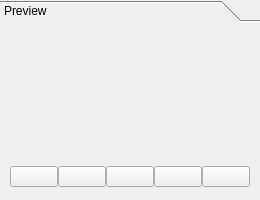
The window that Widgets/PreviewWidget.ui (CasparCG/client) describes before a commit, drawn with Qt 5.
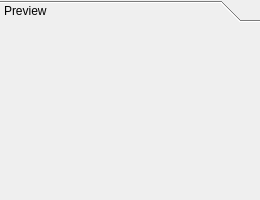
The same window after the commit. Icons and pictures are not drawn.

Commit message: - FIX: Open rundowns containing mixer opacity item crash the client. - NEW: Added support for CasparCG 2.0.4 master volume feature. - NEW: Added support for CasparCG 2.0.4 thumbnail feature.

```diff
--- a/Widgets/PreviewWidget.ui
+++ b/Widgets/PreviewWidget.ui
@@ -34,26 +34,26 @@
         <x>0</x>
         <y>0</y>
         <width>260</width>
-        <height>176</height>
+        <height>179</height>
        </rect>
       </property>
       <attribute name="label">
        <string>Preview</string>
       </attribute>
-      <widget class="QLabel" name="labelLogo">
-       <property name="geometry">
-        <rect>
-         <x>65</x>
-         <y>10</y>
-         <width>131</width>
-         <height>131</height>
-        </rect>
-       </property>
-       <property name="text">
-        <string/>
-       </property>
-       <property name="pixmap">
-        <pixmap resource="Resource.qrc">:/Graphics/Images/Video.png</pixmap>
+      <layout class="QGridLayout" name="gridLayout">
+       <item row="1" column="1">
+        <widget class="QLabel" name="labelThumbnail">
+         <property name="minimumSize">
+          <size>
+           <width>228</width>
+           <height>128</height>
+          </size>
+         </property>
+         <property name="maximumSize">
+          <size>
+           <width>228</width>
+           <height>128</height>
+          </size>
        </property>
        <property name="scaledContents">
         <bool>true</bool>
@@ -62,118 +62,62 @@
         <set>Qt::AlignCenter</set>
        </property>
       </widget>
-      <widget class="QWidget" name="widgetVideo" native="true">
-       <property name="geometry">
-        <rect>
-         <x>0</x>
-         <y>0</y>
-         <width>260</width>
-         <height>134</height>
-        </rect>
-       </property>
-       <property name="sizePolicy">
-        <sizepolicy hsizetype="Preferred" vsizetype="Preferred">
-         <horstretch>0</horstretch>
-         <verstretch>0</verstretch>
-        </sizepolicy>
-       </property>
-      </widget>
-      <widget class="QWidget" name="layoutWidget">
-       <property name="geometry">
-        <rect>
-         <x>10</x>
-         <y>144</y>
-         <width>240</width>
-         <height>21</height>
-        </rect>
-       </property>
-       <layout class="QHBoxLayout" name="horizontalLayout">
-        <property name="spacing">
-         <number>0</number>
-        </property>
-        <property name="sizeConstraint">
-         <enum>QLayout::SetDefaultConstraint</enum>
-        </property>
-        <item>
-         <widget class="QPushButton" name="pushButtonFastRewindStart">
-          <property name="focusPolicy">
-           <enum>Qt::NoFocus</enum>
-          </property>
-          <property name="text">
-           <string/>
-          </property>
-          <property name="icon">
-           <iconset resource="Resource.qrc">
-            <normaloff>:/Graphics/Images/FastRewindStart.png</normaloff>:/Graphics/Images/FastRewindStart.png</iconset>
-          </property>
-         </widget>
-        </item>
-        <item>
-         <widget class="QPushButton" name="pushButtonFastRewind">
-          <property name="focusPolicy">
-           <enum>Qt::NoFocus</enum>
-          </property>
-          <property name="text">
-           <string/>
-          </property>
-          <property name="icon">
-           <iconset resource="Resource.qrc">
-            <normaloff>:/Graphics/Images/FastRewind.png</normaloff>:/Graphics/Images/FastRewind.png</iconset>
-          </property>
-         </widget>
-        </item>
-        <item>
-         <widget class="QPushButton" name="pushButtonPlay">
-          <property name="minimumSize">
+       </item>
+       <item row="1" column="0">
+        <spacer name="horizontalSpacerLeft">
+         <property name="orientation">
+          <enum>Qt::Horizontal</enum>
+         </property>
+         <property name="sizeHint" stdset="0">
+          <size>
+           <width>10</width>
+           <height>20</height>
+          </size>
+         </property>
+        </spacer>
+       </item>
+       <item row="1" column="2">
+        <spacer name="horizontalSpacerRight">
+         <property name="orientation">
+          <enum>Qt::Horizontal</enum>
+         </property>
+         <property name="sizeHint" stdset="0">
            <size>
-            <width>0</width>
-            <height>0</height>
-           </size>
-          </property>
-          <property name="focusPolicy">
-           <enum>Qt::NoFocus</enum>
-          </property>
-          <property name="text">
-           <string/>
-          </property>
-          <property name="icon">
-           <iconset resource="Resource.qrc">
-            <normaloff>:/Graphics/Images/Play.png</normaloff>:/Graphics/Images/Play.png</iconset>
-          </property>
-         </widget>
-        </item>
-        <item>
-         <widget class="QPushButton" name="pushButtonFastForward">
-          <property name="focusPolicy">
-           <enum>Qt::NoFocus</enum>
-          </property>
-          <property name="text">
-           <string/>
-          </property>
-          <property name="icon">
-           <iconset resource="Resource.qrc">
-            <normaloff>:/Graphics/Images/FastForward.png</normaloff>:/Graphics/Images/FastForward.png</iconset>
-          </property>
-         </widget>
-        </item>
-        <item>
-         <widget class="QPushButton" name="pushButtonFastForwardEnd">
-          <property name="focusPolicy">
-           <enum>Qt::NoFocus</enum>
-          </property>
-          <property name="text">
-           <string/>
-          </property>
-          <property name="icon">
-           <iconset resource="Resource.qrc">
-            <normaloff>:/Graphics/Images/FastForwardEnd.png</normaloff>:/Graphics/Images/FastForwardEnd.png</iconset>
-          </property>
-         </widget>
+           <width>10</width>
+           <height>10</height>
+          </size>
+         </property>
+        </spacer>
+       </item>
+       <item row="0" column="1">
+        <spacer name="verticalSpacerTop">
+         <property name="orientation">
+          <enum>Qt::Vertical</enum>
+         </property>
+         <property name="sizeHint" stdset="0">
+          <size>
+           <width>10</width>
+           <height>10</height>
+          </size>
+         </property>
+        </spacer>
+       </item>
+       <item row="2" column="1">
+        <spacer name="verticalSpacerBottom">
+         <property name="orientation">
+          <enum>Qt::Vertical</enum>
+         </property>
+         <property name="sizeHint" stdset="0">
+          <size>
+           <width>10</width>
+           <height>10</height>
+          </size>
+         </property>
+        </spacer>
         </item>
        </layout>
       </widget>
      </widget>
-    </widget>
    </item>
   </layout>
  </widget>
```
Left out of the diff: 23 changed lines with no effect on the pictures. Lines whose indentation alone changed are shown as unchanged. The commit also changes 86 other files.
